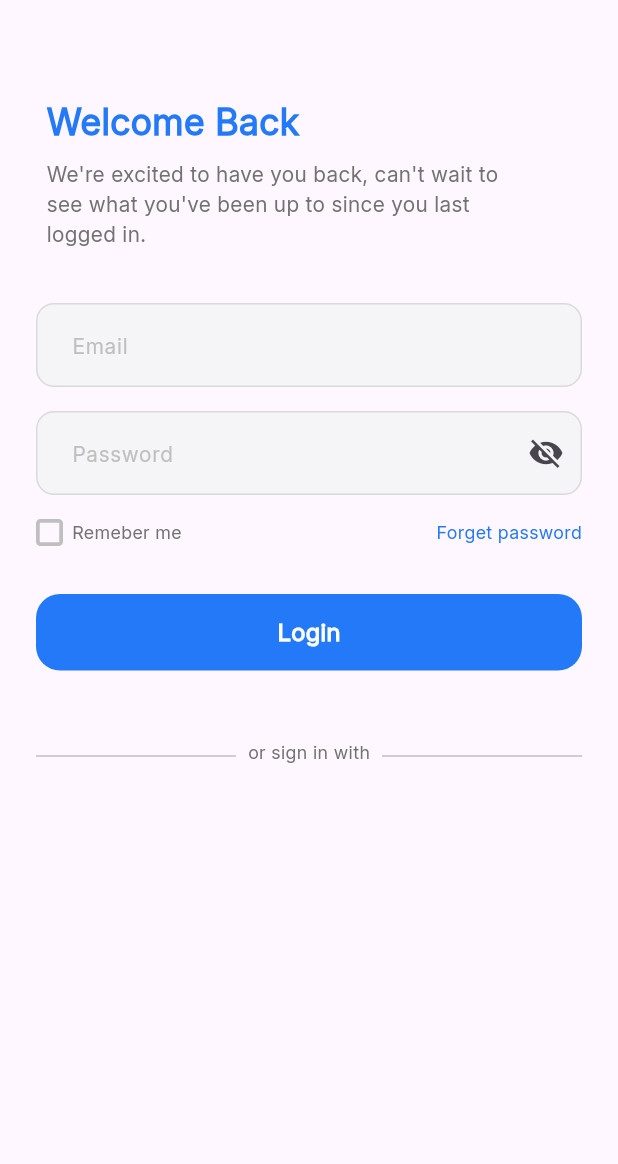
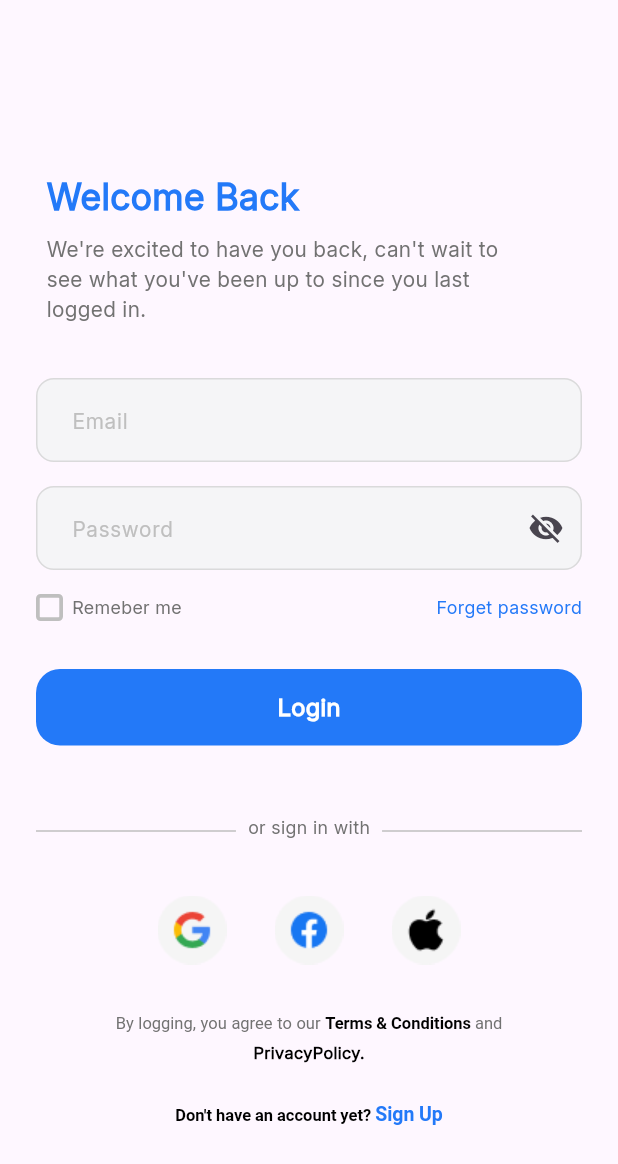
Before and after one commit to iYoussefAdly/doc_doc_clean_arch, a Flutter app: the screen it shows after launch, after a tap on "Get Started", on a phone screen of 412 x 824 dp. Shown: the top 1164 px of the screen. Run offline on Flutter 3.47's test engine with Material 3 defaults, Android fonts, the phone set to English and light mode, and no system bars; our stand-ins replace go_router, google_fonts.

Commit message:
add CustomButtomText and finish SignInView UI

```diff
--- a/lib/core/utils/asset_data.dart
+++ b/lib/core/utils/asset_data.dart
@@ -12,4 +12,8 @@ abstract class AssetData {
       "assets/images/splash and on boarding images/Vector (2).png";
   static const String doctorImage =
       "assets/images/splash and on boarding images/doctor_image.png";
+  static const String googleImage = "assets/images/auth images/google.png";
+  static const String faceBookImage =
+      "assets/images/auth images/facebook_image.png";
+  static const String appleImage = "assets/images/auth images/apple_image.png";
 }
--- /dev/null
+++ b/lib/features/auth/presentation/views/widgets/auth_images.dart
@@ -0,0 +1,22 @@
+import 'package:doc_doc_clean_arch/core/utils/asset_data.dart';
+import 'package:flutter/material.dart';
+
+class AuthImages extends StatelessWidget {
+  const AuthImages({super.key});
+
+  @override
+  Widget build(BuildContext context) {
+    return Row(
+      mainAxisSize: MainAxisSize.min,
+      children: [
+        Image.asset(AssetData.googleImage),
+        SizedBox(width: 32,),
+        Image.asset(AssetData.faceBookImage),
+        SizedBox(
+          width: 32,
+        ),
+        Image.asset(AssetData.appleImage),
+      ],
+    );
+  }
+}
--- /dev/null
+++ b/lib/features/auth/presentation/views/widgets/custom_bottom_text.dart
@@ -0,0 +1,70 @@
+import 'package:doc_doc_clean_arch/constants.dart';
+import 'package:doc_doc_clean_arch/core/utils/styles.dart';
+import 'package:flutter/material.dart';
+
+class CustomBottomText extends StatelessWidget {
+  const CustomBottomText({super.key});
+
+  @override
+  Widget build(BuildContext context) {
+    return Column(
+      children: [
+        RichText(
+          text: TextSpan(
+            children: [
+              TextSpan(
+                text: "By logging, you agree to our ",
+                style: Styles.styleRegular11.copyWith(
+                  color: kTextSecondaryColor,
+                ),
+              ),
+              TextSpan(
+                text: "Terms & Conditions ",
+                style: Styles.styleRegular11.copyWith(
+                  color: Colors.black,
+                  fontWeight: FontWeight.bold,
+                ),
+              ),
+              TextSpan(
+                text: "and",
+                style: Styles.styleRegular11.copyWith(
+                  color: kTextSecondaryColor,
+                ),
+              ),
+            ],
+          ),
+        ),
+        SizedBox(height: 6),
+        Text(
+          "PrivacyPolicy.",
+          style: Styles.styleRegular11.copyWith(
+            color: Colors.black,
+            fontWeight: FontWeight.bold,
+          ),
+        ),
+        SizedBox(height: 24),
+        RichText(
+          text: TextSpan(
+            children: [
+              TextSpan(
+                text: "Don't have an account yet? ",
+                style: Styles.styleRegular11.copyWith(
+                  color: Colors.black,
+                  fontWeight: FontWeight.bold,
+                ),
+              ),
+              TextSpan(
+                text: "Sign Up",
+                style: Styles.styleRegular11.copyWith(
+                  fontWeight: FontWeight.bold,
+                  fontSize: 13,
+                  color: kTextPrimaryColor,
+                ),
+              ),
+            ],
+          ),
+        ),
+      ],
+    );
+  }
+}
--- a/lib/features/auth/presentation/views/widgets/sign_in_view_body.dart
+++ b/lib/features/auth/presentation/views/widgets/sign_in_view_body.dart
@@ -1,6 +1,8 @@
 import 'package:doc_doc_clean_arch/core/widgets/custom_button_widget.dart';
 import 'package:doc_doc_clean_arch/core/widgets/custom_text_field.dart';
+import 'package:doc_doc_clean_arch/features/auth/presentation/views/widgets/auth_images.dart';
 import 'package:doc_doc_clean_arch/features/auth/presentation/views/widgets/auth_intro.dart';
+import 'package:doc_doc_clean_arch/features/auth/presentation/views/widgets/custom_bottom_text.dart';
 import 'package:doc_doc_clean_arch/features/auth/presentation/views/widgets/custom_divider.dart';
 import 'package:doc_doc_clean_arch/features/auth/presentation/views/widgets/remember_me_and_forget_pass_widget.dart';
 import 'package:flutter/material.dart';
@@ -11,9 +13,15 @@ class SignInViewBody extends StatelessWidget {
   final TextEditingController passwordController = TextEditingController();
   @override
   Widget build(BuildContext context) {
-    return Padding(
+    return SingleChildScrollView(
+  child: ConstrainedBox(
+    constraints: BoxConstraints(
+      minHeight: MediaQuery.of(context).size.height,
+    ),
+    child: Padding(
       padding: const EdgeInsets.symmetric(horizontal: 24, vertical: 24),
       child: Column(
+        mainAxisAlignment: MainAxisAlignment.center,
         crossAxisAlignment: CrossAxisAlignment.start,
         children: [
           SizedBox(height: 40),
@@ -38,12 +46,16 @@ class SignInViewBody extends StatelessWidget {
           RememberMeAndForgetPassWidget(),
           SizedBox(height: 32),
           CustomButtonWidget(buttonName: "Login", onTap: () {}),
-          SizedBox(
-            height: 46,
-          ),
-          CustomDivider()
+          SizedBox(height: 46),
+          CustomDivider(),
+          SizedBox(height: 32),
+          Center(child: AuthImages()),
+          SizedBox(height: 32),
+          Center(child: CustomBottomText()),
         ],
       ),
-    );
+    ),
+  ),
+);
   }
 }
--- a/pubspec.yaml
+++ b/pubspec.yaml
@@ -52,6 +52,7 @@ flutter:
   # To add assets to your application, add an assets section, like this:
   assets:
     - assets/images/splash and on boarding images/
+    - assets/images/auth images/
   # An image asset can refer to one or more resolution-specific "variants", see
   # https://flutter.dev/to/resolution-aware-images
   # For details regarding adding assets from package dependencies, see
```
Also changed, not shown: assets/images/auth images/apple_image.png (added), assets/images/auth images/facebook_image.png (added), assets/images/auth images/google.png (added).
